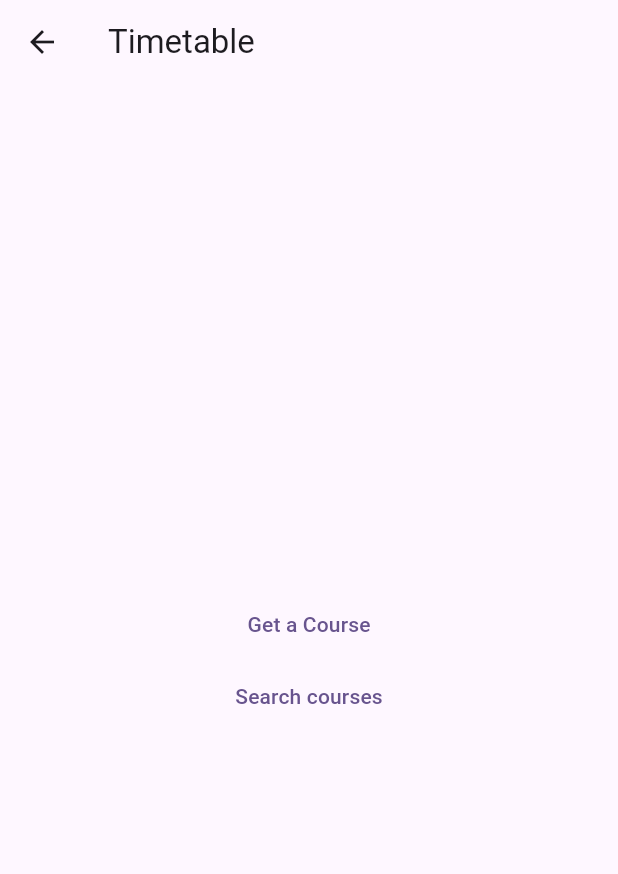
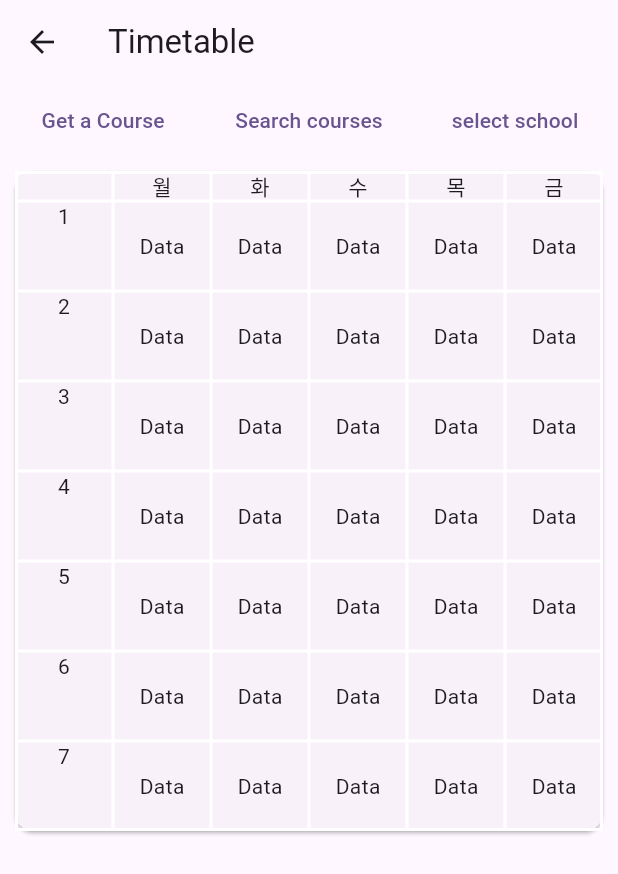
Before and after one commit to hspark15429/uniberry2, a Flutter app: the TimetableScreen screen opened by its route, on a phone screen of 412 x 824 dp. Shown: the top 874 px of the screen. Run offline on Flutter 3.47's test engine with Material 3 defaults, Android fonts, the phone set to English and light mode, and no system bars; our stand-ins replace bloc, cloud_firestore, dartz, equatable, firebase_core, flutter_bloc and 1 more; accounts and stored records are empty.

Commit message:
시간표수정(다이얼로그)

```diff
--- a/lib/src/timetable/domain/usecases/get_course.dart
+++ b/lib/src/timetable/domain/usecases/get_course.dart
@@ -1,8 +1,6 @@
-import 'package:equatable/equatable.dart';
 import 'package:uniberry2/core/usecases/usecases.dart';
 import 'package:uniberry2/core/utils/typedefs.dart';
 import 'package:uniberry2/src/timetable/domain/entities/course.dart';
-import 'package:uniberry2/src/timetable/domain/entities/timetable.dart';
 import 'package:uniberry2/src/timetable/domain/repository/timetable_repository.dart';
 
 class GetCourse implements UsecaseWithParams<Course, String> {
--- a/lib/src/timetable/presentation/cubit/timetable_cubit.dart
+++ b/lib/src/timetable/presentation/cubit/timetable_cubit.dart
@@ -1,7 +1,6 @@
 import 'package:bloc/bloc.dart';
 import 'package:equatable/equatable.dart';
 import 'package:uniberry2/src/timetable/domain/entities/course.dart';
-import 'package:uniberry2/src/timetable/domain/entities/timetable.dart';
 import 'package:uniberry2/src/timetable/domain/usecases/get_course.dart';
 import 'package:uniberry2/src/timetable/domain/usecases/search_courses.dart';
 
@@ -67,4 +66,6 @@ class TimetableCubit extends Cubit<TimetableState> {
       (courseIds) => emit(CourseIdsSearched(courseIds)),
     );
   }
+
+  void loadMoreCourses() {}
 }
--- a/lib/src/timetable/presentation/views/timetable_screen.dart
+++ b/lib/src/timetable/presentation/views/timetable_screen.dart
@@ -1,10 +1,12 @@
+
+
 import 'package:flutter/material.dart';
 import 'package:flutter_bloc/flutter_bloc.dart';
 import 'package:uniberry2/core/utils/core_utils.dart';
 import 'package:uniberry2/src/timetable/presentation/cubit/timetable_cubit.dart';
 
 class TimetableScreen extends StatefulWidget {
-  const TimetableScreen({super.key});
+  const TimetableScreen({Key? key}) : super(key: key);
 
   static const String routeName = '/timetable';
 
@@ -13,6 +15,27 @@ class TimetableScreen extends StatefulWidget {
 }
 
 class _TimetableScreenState extends State<TimetableScreen> {
+  ScrollController _scrollController = ScrollController();
+
+  @override
+  void initState() {
+    super.initState();
+    _scrollController.addListener(_onScroll);
+  }
+
+  @override
+  void dispose() {
+    _scrollController.removeListener(_onScroll);
+    _scrollController.dispose();
+    super.dispose();
+  }
+
+  void _onScroll() {
+    if (_scrollController.position.pixels == _scrollController.position.maxScrollExtent) {
+      context.read<TimetableCubit>().loadMoreCourses();
+    }
+  }
+
   @override
   Widget build(BuildContext context) {
     return Scaffold(
@@ -22,7 +45,51 @@ class _TimetableScreenState extends State<TimetableScreen> {
           Navigator.of(context).pop();
         }),
       ),
-      body: BlocConsumer<TimetableCubit, TimetableState>(
+      body: SingleChildScrollView(
+        child: Column(
+          children: [
+            Row(
+              mainAxisAlignment: MainAxisAlignment.spaceEvenly,
+              children: [
+                Expanded(
+                  child: TextButton(
+                    onPressed: () {
+                      context.read<TimetableCubit>().getCourse('1b8asuduvHpuH2PEqyBT');
+                    },
+                    child: const Text(
+                      'Get a Course',
+                    ),
+                  ),
+                ),
+                Expanded(
+                  child: TextButton(
+                    onPressed: () {
+                      context.read<TimetableCubit>().searchCourses(
+                        period: "月4",
+                        school: "法学部",
+                      );
+                    },
+                    child: const Text(
+                      'Search courses',
+                    ),
+                  ),
+                ),
+                Expanded(
+                  child: TextButton(
+                    onPressed: () {
+                      context.read<TimetableCubit>().searchCourses(
+                        period: "月4",
+                        school: "法学部",
+                      );
+                    },
+                    child: const Text(
+                      'select school',
+                    ),
+                  ),
+                ),
+              ],
+            ),
+            BlocConsumer<TimetableCubit, TimetableState>(
               builder: (context, state) {
                 if (state is TimetableLoading) {
                   return const Center(child: CircularProgressIndicator());
@@ -32,60 +99,26 @@ class _TimetableScreenState extends State<TimetableScreen> {
                   context.read<TimetableCubit>().getCourses(state.courseIds);
                   return const Center(child: CircularProgressIndicator());
                 } else if (state is CoursesFetched) {
-            return SafeArea(
-              child: Column(
-                children: [
-                  const Text('Courses'),
-                  Expanded(
-                    child: ListView(
-                        children: state.courses.map((course) {
+                  return ListView.builder(
+                    controller: _scrollController,
+                    shrinkWrap: true,
+                    itemCount: state.courses.length,
+                    itemBuilder: (context, index) {
+                      final course = state.courses[index];
                       return ListTile(
                         onTap: () {},
                         title: Text(course.titles.toString()),
-                         subtitle:
-                          Column(
+                        subtitle: Column(
                           crossAxisAlignment: CrossAxisAlignment.start,
                           children: [
                             Text(course.professors.toString()),
                           ],
                         ),
                       );
-                    }).toList()),
-                  ),
-                ],
-              ),
+                    },
                   );
                 }
-          return Column(
-            mainAxisAlignment: MainAxisAlignment.center,
-            children: [
-              Center(
-                child: TextButton(
-                  onPressed: () {
-                    context
-                        .read<TimetableCubit>()
-                        .getCourse('1b8asuduvHpuH2PEqyBT');
-                  },
-                  child: const Text(
-                    'Get a Course',
-                  ),
-                ),
-              ),
-              Center(
-                child: TextButton(
-                  onPressed: () {
-                    context.read<TimetableCubit>().searchCourses(
-                          period: "月2",
-                          school: "法学部",
-                        );
-                  },
-                  child: const Text(
-                    'Search courses',
-                  ),
-                ),
-              ),
-            ],
-          );
+                return Container();
               },
               listener: (context, state) {
                 if (state is TimetableError) {
@@ -93,6 +126,83 @@ class _TimetableScreenState extends State<TimetableScreen> {
                 }
               },
             ),
+            Card(
+              margin: const EdgeInsets.all(10.0),
+              child: Table(
+                border: TableBorder.symmetric(
+                  inside: BorderSide(width: 2, color: Colors.white),
+                  outside: BorderSide(width: 2, color: Colors.white),
+                ),
+                children: [
+                  TableRow(
+                    children: [
+                      const SizedBox(),
+                      ...List.generate(5, (index) => Center(child: Text(['월', '화', '수', '목', '금'][index]))),
+                    ],
+                  ),
+                  ...List.generate(7, (index) => TableRow(
+                    children: [
+                      Center(child: Text('${index + 1}')),
+                      ...List.generate(5, (i) => InkWell(
+                        onTap: () {
+                          showDialogForCourses(context, '法学部', '${['月', '火', '水', '木', '金'][i]}${index + 1}');
+                        },
+                        child: Container(
+                          height: 60,
+                          alignment: Alignment.center,
+                          child: const Text('Data'),
+                        ),
+                      )),
+                    ],
+                  )),
+                ],
+              ),
+            ),
+          ],
+        ),
+      ),
     );
   }
 }
+void showDialogForCourses(BuildContext originalContext, String school, String period) async {
+  await originalContext.read<TimetableCubit>().searchCourses(period: period, school: school);
+
+  showModalBottomSheet(
+    context: originalContext,
+    isScrollControlled: true,
+    builder: (BuildContext bottomSheetContext) {
+      // 여기서는 bottomSheetContext 대신 originalContext를 사용
+      return DraggableScrollableSheet(
+        expand: false,
+        initialChildSize: 0.5,
+        maxChildSize: 0.8,
+        builder: (_, controller) {
+          return StreamBuilder<TimetableState>(
+            stream: originalContext.read<TimetableCubit>().stream,
+            builder: (context, snapshot) {
+              if (snapshot.hasData) {
+                TimetableState state = snapshot.data!;
+                if (state is CoursesFetched) {
+                  return ListView.builder(
+                    controller: controller,
+                    itemCount: state.courses.length,
+                    itemBuilder: (BuildContext context, int index) {
+                      final course = state.courses[index];
+                      return ListTile(
+                        title: Text(course.titles.toString()),
+                        subtitle: Text(course.professors.toString()),
+                      );
+                    },
+                  );
+                } else if (state is TimetableLoading) {
+                  return const Center(child: CircularProgressIndicator());
+                }
+              }
+              return const Center(child: CircularProgressIndicator());
+            },
+          );
+        },
+      );
+    },
+  );
+}
```
Also changed, not shown: lib/src/timetable/presentation/cubit/timetable_state.dart (+9 -0 lines). Lines whose indentation alone changed are shown as unchanged.
